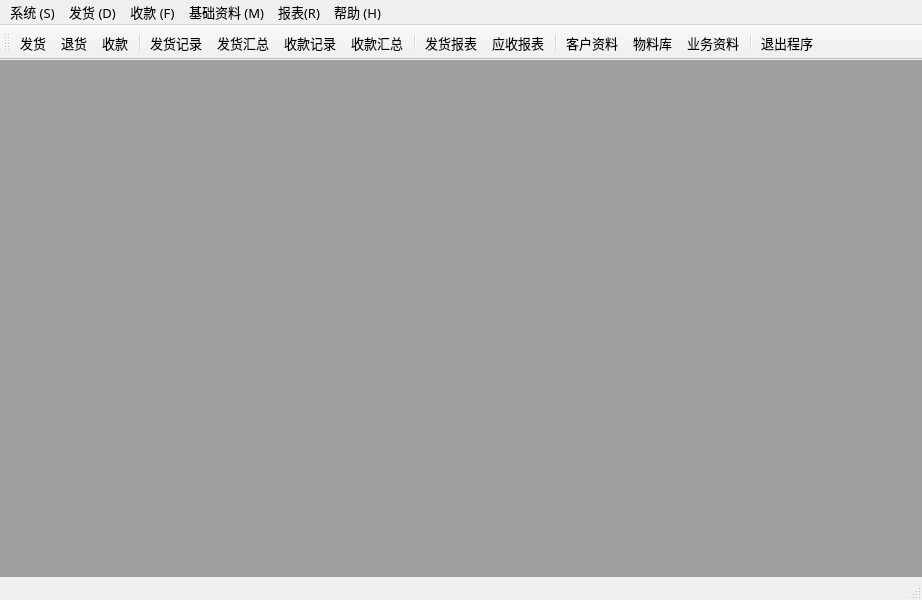
The window that ui/MainWindow.ui (archsh/quickexcel) describes before a commit, drawn with Qt 5.
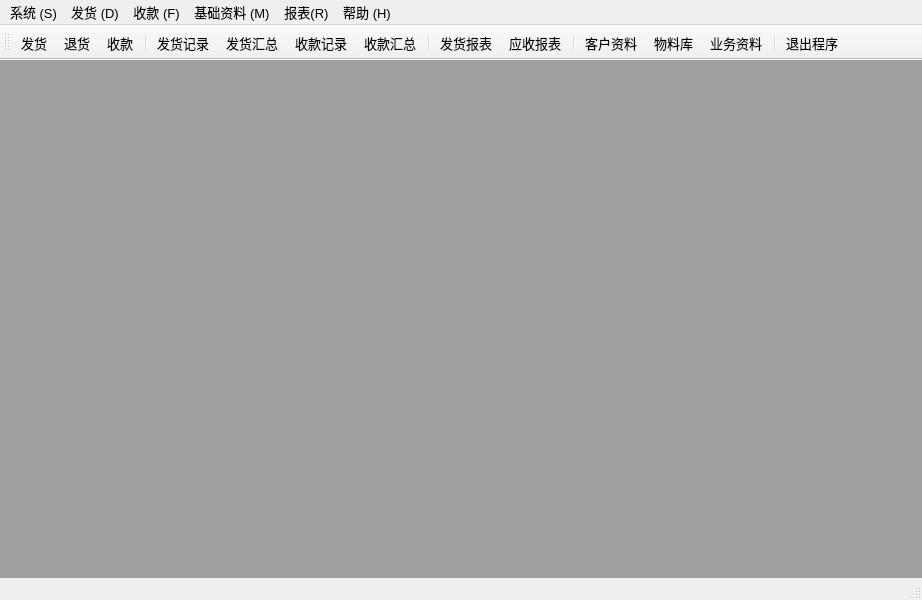
The same window after the commit. Icons and pictures are not drawn.

```diff
--- a/ui/MainWindow.ui
+++ b/ui/MainWindow.ui
@@ -12,7 +12,7 @@
   </property>
   <property name="font">
    <font>
-    <family>微软雅黑</family>
+    
     <pointsize>10</pointsize>
    </font>
   </property>
```
